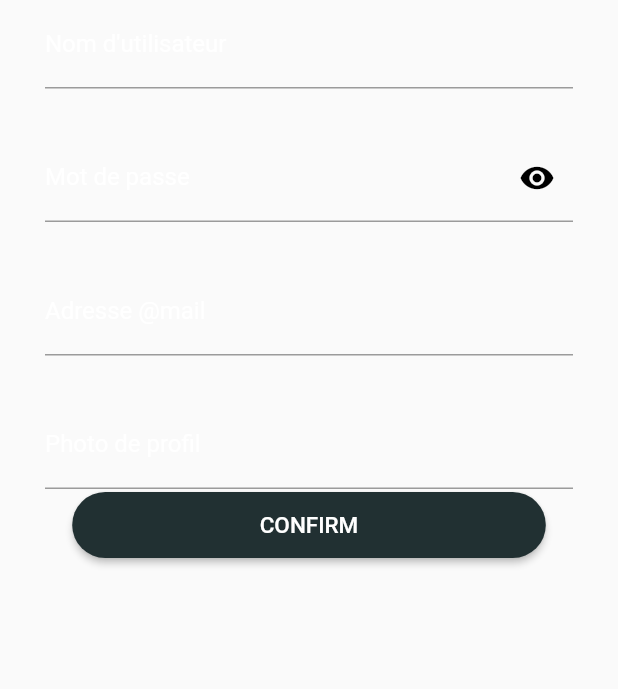
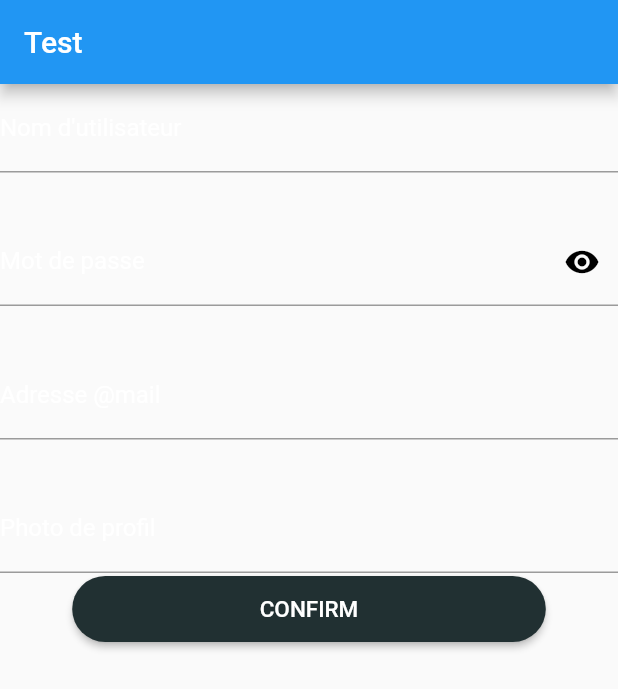
Before and after one commit to FlorianCohenJoly/FlutterCoding, a Flutter app: the InscriptForm screen opened directly, on a phone screen of 412 x 824 dp. Shown: the top 689 px of the screen. Run offline on Flutter 3.47's test engine with Material 2 defaults, Android fonts, the phone set to English and light mode, and no system bars; our stand-ins replace lottie; missing offline and left inert: mongo_dart.

Commit message:
Debug du formulaire d'inscription

```diff
--- a/app_flutter_coding/lib/connexion/inscription_page.dart
+++ b/app_flutter_coding/lib/connexion/inscription_page.dart
@@ -113,11 +113,11 @@ class _InscriptFormState extends State<InscriptForm> {
 
   @override
   Widget build(BuildContext context) {
-    return Container(
-      margin: EdgeInsets.symmetric(
-        horizontal: 30,
+    return Scaffold(
+      appBar: AppBar(
+        title: Text('Test')
       ),
-      child: Column(
+      body: Column(
         children: [
           DelayedAnimation(
             delay: 0,
--- a/app_flutter_coding/lib/main.dart
+++ b/app_flutter_coding/lib/main.dart
@@ -1,5 +1,6 @@
 import 'package:app_flutter_coding/bdd/mongodb.dart';
 import 'package:app_flutter_coding/body_page.dart';
+import 'package:app_flutter_coding/connexion/inscription_page.dart';
 import 'package:app_flutter_coding/connexion/login_page.dart';
 import 'package:app_flutter_coding/view/cours.dart';
 import 'package:flutter/material.dart';
@@ -20,7 +21,7 @@ class MyApp extends StatelessWidget {
     return MaterialApp(
       debugShowCheckedModeBanner: false,
       title: 'Flutter Demo',
-      home: LoginPage(),
+      home: InscriptForm(),
       theme: ThemeData(
         elevatedButtonTheme: ElevatedButtonThemeData(
           style:
```
